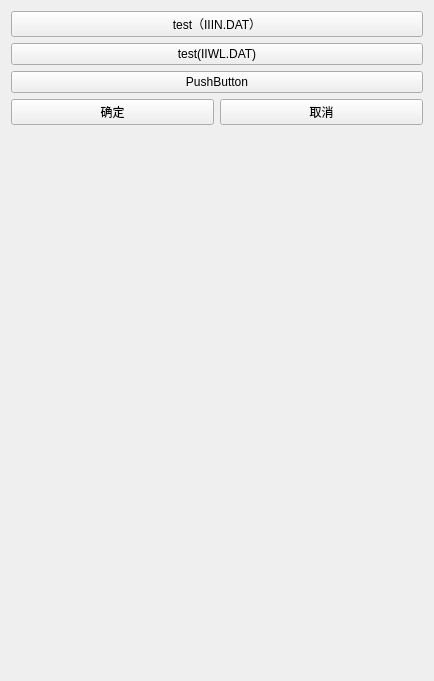
This is plugins/Base_PhysicalField/PhysicalFieldSettingWidget.ui in asd977/base_cae as Qt 5 draws it before an edit. The edited form follows.
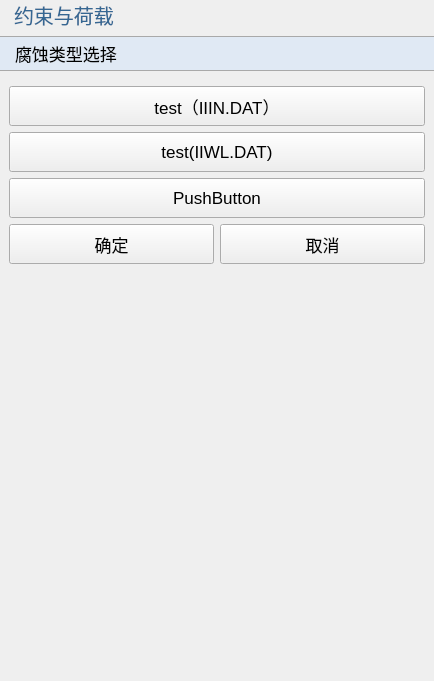
This is the edited form. Icons and pictures are not drawn.

Commit message: style: switch custom control arrows from png to svg

Patch:
```diff
--- a/plugins/Base_PhysicalField/PhysicalFieldSettingWidget.ui
+++ b/plugins/Base_PhysicalField/PhysicalFieldSettingWidget.ui
@@ -13,7 +13,143 @@
   <property name="windowTitle">
    <string>腐蚀类型选择</string>
   </property>
+  <property name="styleSheet">
+   <string notr="true">QWidget{
+font-family: &quot;Microsoft YaHei&quot;, &quot;微软雅黑&quot;;
+}
+QPushButton {
+    font-size: 17px;
+    min-height: 32px;
+}
+QPushButton#pushButton {
+    background-color: rgb(224, 233, 244);
+    border-width: 1px;
+    border-color: rgb(121, 121, 121);
+    border-style: solid;
+    min-height: 33px;
+    border-top: 1px solid rgb(169, 169, 169);
+    border-bottom: 1px solid rgb(169, 169, 169);
+    border-left: none;
+    border-right: none;
+    text-align: left;
+    padding-left: 15px;
+    font-size: 17px;
+}
+QLabel {
+    font-size: 17px;
+    color: rgb(51, 51, 51);
+}
+QLabel#pageNameLabel {
+    font-size: 20px;
+    padding-left: 9px;
+    color: rgb(53, 103, 147);
+}
+QLineEdit, QTextEdit, QPlainTextEdit, QSpinBox, QDoubleSpinBox, QDateTimeEdit {
+    border: 1px solid rgb(200, 200, 200);
+    border-radius: 2px;
+    font-size: 17px;
+    min-height: 30px;
+}
+QLineEdit:focus, QTextEdit:focus, QPlainTextEdit:focus,
+QSpinBox:focus, QDoubleSpinBox:focus, QDateTimeEdit:focus {
+    border-color: rgb(100, 100, 255);
+    outline: none;
+}
+QComboBox {
+    font-size: 17px;
+    color: rgb(51, 51, 51);
+    padding-left: 6px;
+    background: rgb(240, 240, 240);
+    border: 1px solid rgb(169, 169, 169);
+    border-radius: 3px;
+    min-height: 30px;
+}
+QComboBox::drop-down {
+    subcontrol-origin: padding;
+    subcontrol-position: top right;
+    width: 20px;
+    background: rgb(240, 240, 240);
+    border-left: 1px solid rgb(190, 190, 190);
+}
+QComboBox::down-arrow {
+    image: url(:/resources/arrow_down_drawn.svg);
+    width: 12px;
+    height: 12px;
+}
+QSpinBox::up-button, QDoubleSpinBox::up-button {
+    subcontrol-origin: border;
+    subcontrol-position: top right;
+    width: 18px;
+    border-left: 1px solid rgb(190, 190, 190);
+    border-bottom: 1px solid rgb(210, 210, 210);
+    background: rgb(240, 240, 240);
+}
+QSpinBox::down-button, QDoubleSpinBox::down-button {
+    subcontrol-origin: border;
+    subcontrol-position: bottom right;
+    width: 18px;
+    border-left: 1px solid rgb(190, 190, 190);
+    background: rgb(240, 240, 240);
+}
+QSpinBox::up-arrow, QDoubleSpinBox::up-arrow {
+    image: url(:/resources/arrow_up_drawn.svg);
+    width: 10px;
+    height: 10px;
+}
+QSpinBox::down-arrow, QDoubleSpinBox::down-arrow {
+    image: url(:/resources/arrow_down_drawn.svg);
+    width: 10px;
+    height: 10px;
+}
+QRadioButton, QCheckBox, QGroupBox {
+    font-size: 17px;
+}
+QTableWidget, QTreeWidget, QListWidget {
+    font-size: 16px;
+    gridline-color: rgb(210, 210, 210);
+}
+
+</string>
+  </property>
   <layout class="QVBoxLayout" name="verticalLayout">
+   <property name="leftMargin">
+    <number>0</number>
+   </property>
+   <property name="topMargin">
+    <number>0</number>
+   </property>
+   <property name="rightMargin">
+    <number>0</number>
+   </property>
+   <item>
+    <widget class="QLabel" name="pageNameLabel">
+     <property name="sizePolicy">
+      <sizepolicy hsizetype="Preferred" vsizetype="Fixed">
+       <horstretch>0</horstretch>
+       <verstretch>0</verstretch>
+      </sizepolicy>
+     </property>
+     <property name="text">
+      <string>约束与荷载</string>
+     </property>
+    </widget>
+   </item>
+   <item>
+    <widget class="QPushButton" name="pushButton">
+     <property name="sizePolicy">
+      <sizepolicy hsizetype="Ignored" vsizetype="Fixed">
+       <horstretch>0</horstretch>
+       <verstretch>0</verstretch>
+      </sizepolicy>
+     </property>
+     <property name="text">
+      <string>腐蚀类型选择</string>
+     </property>
+    </widget>
+   </item>
+   <item>
+    <widget class="QWidget" name="contentWidget" native="true">
+     <layout class="QVBoxLayout" name="contentLayout">
    <item>
     <widget class="QPushButton" name="testPushButton">
      <property name="text">
@@ -22,7 +158,7 @@
     </widget>
    </item>
    <item>
-    <widget class="QPushButton" name="pushButton">
+    <widget class="QPushButton" name="dataPushButton">
      <property name="text">
       <string>test(IIWL.DAT)</string>
      </property>
@@ -52,7 +188,10 @@
       </widget>
      </item>
     </layout>
+   </item>     </layout>
+    </widget>
    </item>
+
    <item>
     <spacer name="verticalSpacer">
      <property name="sizeHint" stdset="0">
```
The commit also changes 45 other files.
